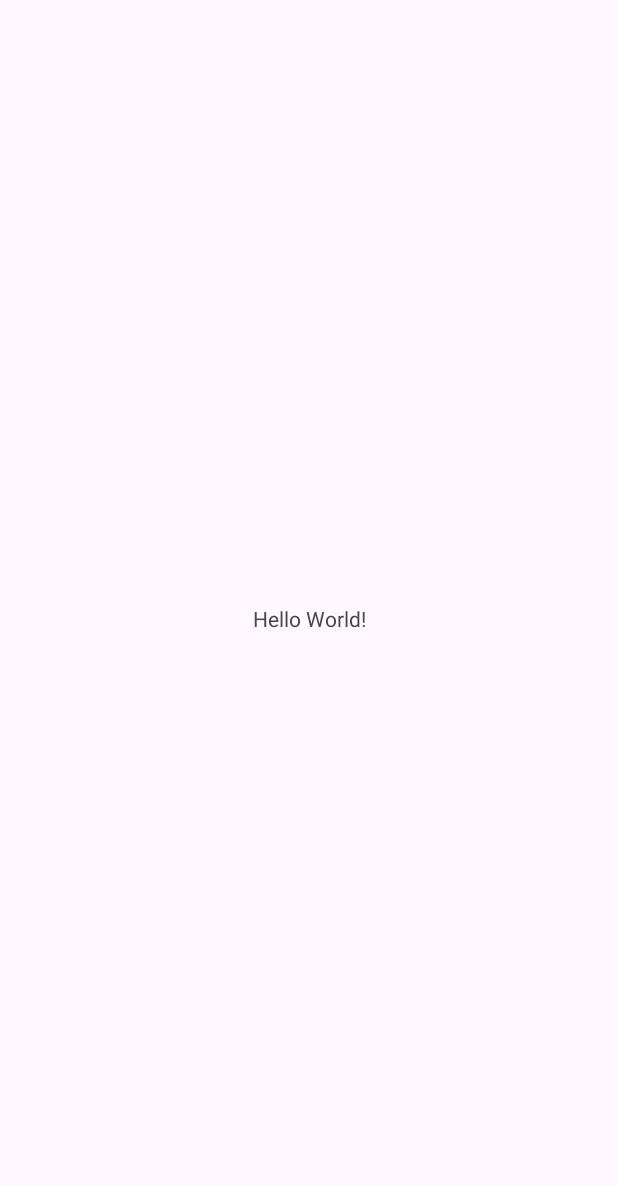
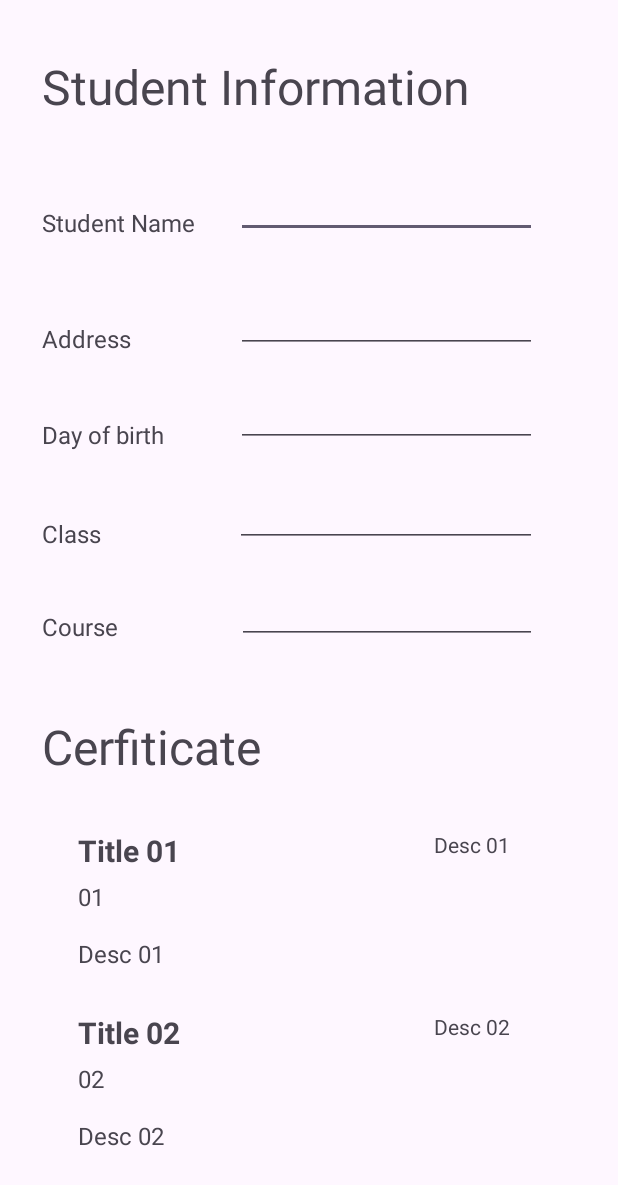
Before and after one commit to nqhop/student-info-management-firebase-firestore-android, an Android app: the screen it shows after launch (MainActivity before the commit, FormActivity after it), on a phone screen of 412 x 824 dp. Before the commit the part shown is almost empty. Shown: the top 1185 px of the screen. Run offline under Robolectric (Android 15) with nearby library versions, the phone set to English and light mode, and no system bars; our stand-ins replace Firebase (no records; nobody signed in at launch, a user with empty details on screens opened directly), data binding.

Commit message:
Create form and add student

```diff
--- a/app/src/main/AndroidManifest.xml
+++ b/app/src/main/AndroidManifest.xml
@@ -13,6 +13,9 @@
         android:theme="@style/Theme.StudentInformationManagement"
         tools:targetApi="31">
         <activity
+            android:name=".activity.FormActivity"
+            android:exported="false" />
+        <activity
             android:name=".MainActivity"
             android:exported="true">
             <intent-filter>
--- a/app/src/main/java/com/example/studentinformationmanagement/MainActivity.java
+++ b/app/src/main/java/com/example/studentinformationmanagement/MainActivity.java
@@ -2,7 +2,10 @@ package com.example.studentinformationmanagement;
 
 import androidx.appcompat.app.AppCompatActivity;
 
+import android.content.Intent;
 import android.os.Bundle;
+
+import com.example.studentinformationmanagement.activity.FormActivity;
 
 public class MainActivity extends AppCompatActivity {
 
@@ -10,5 +13,8 @@ public class MainActivity extends AppCompatActivity {
     protected void onCreate(Bundle savedInstanceState) {
         super.onCreate(savedInstanceState);
         setContentView(R.layout.activity_main);
+        Intent i = new Intent(this, FormActivity.class);
+        i.putExtra("id", "");
+        startActivity(i);
     }
 }
--- /dev/null
+++ b/app/src/main/java/com/example/studentinformationmanagement/activity/FormActivity.java
@@ -0,0 +1,109 @@
+package com.example.studentinformationmanagement.activity;
+
+import androidx.annotation.NonNull;
+import androidx.appcompat.app.AppCompatActivity;
+import androidx.databinding.DataBindingUtil;
+import androidx.recyclerview.widget.LinearLayoutManager;
+
+import android.content.Intent;
+import android.os.Bundle;
+import android.util.Log;
+import android.widget.Toast;
+
+import com.example.studentinformationmanagement.R;
+import com.example.studentinformationmanagement.adapter.CertificateAdapter;
+import com.example.studentinformationmanagement.databinding.ActivityFormBinding;
+import com.example.studentinformationmanagement.model.Certificate;
+import com.example.studentinformationmanagement.model.Student;
+import com.google.android.gms.tasks.OnCompleteListener;
+import com.google.android.gms.tasks.OnFailureListener;
+import com.google.android.gms.tasks.OnSuccessListener;
+import com.google.android.gms.tasks.Task;
+import com.google.firebase.firestore.CollectionReference;
+import com.google.firebase.firestore.DocumentReference;
+import com.google.firebase.firestore.DocumentSnapshot;
+import com.google.firebase.firestore.FirebaseFirestore;
+
+import java.util.ArrayList;
+import java.util.Arrays;
+
+public class FormActivity extends AppCompatActivity {
+    private ActivityFormBinding activityFormBinding;
+    private FirebaseFirestore db = FirebaseFirestore.getInstance();
+    private CollectionReference collectionReference = db.collection("Students");
+    private CertificateAdapter certificateAdapter;
+    Student formStudent;
+    @Override
+    protected void onCreate(Bundle savedInstanceState) {
+        super.onCreate(savedInstanceState);
+        setContentView(R.layout.activity_form);
+
+        formStudent = new Student();
+        activityFormBinding = DataBindingUtil.setContentView(this, R.layout.activity_form);
+
+        activityFormBinding.addBtn.setOnClickListener(v -> {
+            addStudent(formStudent);
+            Toast.makeText(this,  "Complete", Toast.LENGTH_SHORT).show();
+        });
+
+
+        Intent intent = getIntent();
+        String id = intent.getStringExtra("id");
+
+        assert id != null;
+        if(id.isEmpty()) {
+            activityFormBinding.setStudent(formStudent);
+        } else {
+            getStudent(id);
+        }
+
+//        Integer id, String title, String description, String date
+
+        ArrayList<Certificate> itemList = new ArrayList<>(
+                Arrays.asList(new Certificate("01", "Title 01", "Desc 01", "01/01/2001"),
+                        new Certificate("02", "Title 02", "Desc 02", "02/01/2001")
+                        )
+        );
+
+
+        LinearLayoutManager layoutManager = new LinearLayoutManager(this);
+        activityFormBinding.recyclerView.setLayoutManager(layoutManager);
+
+        certificateAdapter = new CertificateAdapter(itemList);
+        activityFormBinding.recyclerView.setAdapter(certificateAdapter);
+    }
+
+    public void addStudent(Student student) {
+        collectionReference.add(student)
+                .addOnSuccessListener(documentReference -> {
+                    // Data added successfully
+                    Log.d("Firestore", "DocumentSnapshot added with ID: " + documentReference.getId());
+                })
+                .addOnFailureListener(e -> {
+                    // Handle errors
+                    Log.w("Firestore", "Error adding document", e);
+                });
+    }
+
+
+    public void getStudent(String collectionId) {
+        collectionReference
+                .document(collectionId)
+                .get()
+                .addOnCompleteListener(task -> {
+                    if (task.isSuccessful()) {
+                        DocumentSnapshot document = task.getResult();
+                        if (document.exists()) {
+                            // Convert the document to your data model
+                            Student data = document.toObject(Student.class);
+                            Log.d("Test", "Document data: " + data.toString());
+                            activityFormBinding.setStudent(data);
+                        } else {
+                            Log.d("Test", "No such document");
+                        }
+                    } else {
+                        Log.w("Test", "Error getting document", task.getException());
+                    }
+                });
+    }
+}
--- /dev/null
+++ b/app/src/main/java/com/example/studentinformationmanagement/adapter/CertificateAdapter.java
@@ -0,0 +1,58 @@
+package com.example.studentinformationmanagement.adapter;
+
+import android.view.LayoutInflater;
+import android.view.View;
+import android.view.ViewGroup;
+import android.widget.TextView;
+
+import androidx.annotation.NonNull;
+import androidx.recyclerview.widget.RecyclerView;
+
+import com.example.studentinformationmanagement.R;
+import com.example.studentinformationmanagement.model.Certificate;
+
+import org.w3c.dom.Text;
+
+import java.util.List;
+
+public class CertificateAdapter extends RecyclerView.Adapter<CertificateAdapter.CertificateHolder> {
+
+    private List<Certificate> certificateList;
+
+    public CertificateAdapter(List<Certificate> certificateList) {
+        this.certificateList = certificateList;
+    }
+
+    @NonNull
+    @Override
+    public CertificateHolder onCreateViewHolder(@NonNull ViewGroup parent, int viewType) {
+        View itemView = LayoutInflater.from(parent.getContext())
+                .inflate(R.layout.certificate, parent,false);
+        return new CertificateHolder(itemView);
+    }
+
+    @Override
+    public void onBindViewHolder(@NonNull CertificateHolder holder, int position) {
+        Certificate cer = certificateList.get(position);
+        holder.idText.setText(cer.getId());
+        holder.titleText.setText(cer.getTitle());
+        holder.descriptionText.setText(cer.getDescription());
+        holder.dateText.setText(cer.getDescription());
+    }
+
+    @Override
+    public int getItemCount() {
+        return certificateList.size();
+    }
+
+    public class  CertificateHolder extends RecyclerView.ViewHolder {
+        TextView idText, titleText, descriptionText, dateText;
+        public CertificateHolder(@NonNull View itemView) {
+            super(itemView);
+            idText = itemView.findViewById(R.id.cert_id);
+            titleText = itemView.findViewById(R.id.cert_title);
+            descriptionText = itemView.findViewById(R.id.cert_description);
+            dateText = itemView.findViewById(R.id.cert_date);
+        }
+    }
+}
--- /dev/null
+++ b/app/src/main/java/com/example/studentinformationmanagement/model/Certificate.java
@@ -0,0 +1,50 @@
+package com.example.studentinformationmanagement.model;
+
+public class Certificate {
+    String id;
+    String title;
+    String description;
+    String date;
+
+    public Certificate() {
+    }
+
+    public Certificate(String id, String title, String description, String date) {
+        this.id = id;
+        this.title = title;
+        this.description = description;
+        this.date = date;
+    }
+
+    public String getId() {
+        return id;
+    }
+
+    public void setId(String id) {
+        this.id = id;
+    }
+
+    public String getTitle() {
+        return title;
+    }
+
+    public void setTitle(String title) {
+        this.title = title;
+    }
+
+    public String getDescription() {
+        return description;
+    }
+
+    public void setDescription(String description) {
+        this.description = description;
+    }
+
+    public String getDate() {
+        return date;
+    }
+
+    public void setDate(String date) {
+        this.date = date;
+    }
+}
--- /dev/null
+++ b/app/src/main/java/com/example/studentinformationmanagement/model/Student.java
@@ -0,0 +1,70 @@
+package com.example.studentinformationmanagement.model;
+
+import androidx.databinding.BaseObservable;
+import androidx.databinding.Bindable;
+
+import com.example.studentinformationmanagement.BR;
+
+public class Student extends BaseObservable {
+    String name;
+    String address;
+    String dayOfBirth;
+    String classroom;
+    String course;
+    public Student (){
+    }
+
+    public Student(String name, String address, String dayOfBirth, String classroom, String course) {
+        this.name = name;
+        this.address = address;
+        this.dayOfBirth = dayOfBirth;
+        this.classroom = classroom;
+        this.course = course;
+    }
+
+    @Bindable
+    public String getName() {
+        return name;
+    }
+
+    public void setName(String name) {
+        this.name = name;
+        notifyPropertyChanged(BR.name);
+    }
+    @Bindable
+    public String getAddress() {
+        return address;
+    }
+
+    public void setAddress(String address) {
+        this.address = address;
+        notifyPropertyChanged(BR.address);
+    }
+    @Bindable
+    public String getDayOfBirth() {
+        return dayOfBirth;
+    }
+
+    public void setDayOfBirth(String dayOfBirth) {
+        this.dayOfBirth = dayOfBirth;
+        notifyPropertyChanged(BR.dayOfBirth);
+    }
+    @Bindable
+    public String getClassroom() {
+        return classroom;
+    }
+
+    public void setClassroom(String classroom) {
+        this.classroom = classroom;
+        notifyPropertyChanged(BR.classroom);
+    }
+    @Bindable
+    public String getCourse() {
+        return course;
+    }
+
+    public void setCourse(String course) {
+        this.course = course;
+        notifyPropertyChanged(BR.course);
+    }
+}
--- /dev/null
+++ b/app/src/main/res/layout/activity_form.xml
@@ -0,0 +1,191 @@
+<?xml version="1.0" encoding="utf-8"?>
+
+
+<layout xmlns:android="http://schemas.android.com/apk/res/android"
+    xmlns:app="http://schemas.android.com/apk/res-auto"
+    xmlns:tools="http://schemas.android.com/tools">
+    <data>
+        <variable
+            name="student"
+            type="com.example.studentinformationmanagement.model.Student" />
+    </data>
+
+    <ScrollView
+        android:layout_width="match_parent"
+        android:layout_height="match_parent">
+<androidx.constraintlayout.widget.ConstraintLayout
+    android:layout_width="match_parent"
+    android:layout_height="match_parent"
+    android:paddingBottom="30dp"
+    >
+
+    <TextView
+        android:id="@+id/textView"
+        android:layout_width="wrap_content"
+        android:layout_height="wrap_content"
+        android:layout_marginStart="28dp"
+        android:layout_marginTop="36dp"
+        android:text="Student Information"
+        android:textSize="32sp"
+        app:layout_constraintStart_toStartOf="parent"
+        app:layout_constraintTop_toTopOf="parent" />
+
+    <TextView
+        android:id="@+id/textView2"
+        android:layout_width="wrap_content"
+        android:layout_height="wrap_content"
+        android:layout_marginStart="28dp"
+        android:layout_marginTop="476dp"
+        android:text="Cerfiticate"
+        android:textSize="32sp"
+        app:layout_constraintStart_toStartOf="parent"
+        app:layout_constraintTop_toTopOf="parent" />
+
+    <TextView
+        android:id="@+id/textView3"
+        android:layout_width="wrap_content"
+        android:layout_height="wrap_content"
+        android:layout_marginStart="28dp"
+        android:layout_marginTop="137dp"
+        android:layout_marginEnd="27dp"
+        android:text="Student Name"
+        android:textSize="16sp"
+        app:layout_constraintEnd_toStartOf="@+id/name"
+        app:layout_constraintStart_toStartOf="parent"
+        app:layout_constraintTop_toTopOf="parent" />
+
+    <EditText
+        android:id="@+id/name"
+        android:layout_width="0dp"
+        android:layout_height="wrap_content"
+        android:layout_marginEnd="54dp"
+        android:textSize="16sp"
+        android:text="@={student.name}"
+        app:layout_constraintBottom_toTopOf="@+id/textView3"
+        app:layout_constraintEnd_toEndOf="parent"
+        app:layout_constraintStart_toEndOf="@+id/textView3"
+        app:layout_constraintTop_toTopOf="@+id/textView3" />
+
+    <TextView
+        android:id="@+id/addressText"
+        android:layout_width="wrap_content"
+        android:layout_height="wrap_content"
+        android:layout_marginStart="28dp"
+        android:layout_marginTop="55dp"
+        android:layout_marginEnd="70dp"
+        android:text="Address"
+        android:textSize="16sp"
+        app:layout_constraintEnd_toStartOf="@+id/address"
+        app:layout_constraintStart_toStartOf="parent"
+        app:layout_constraintTop_toBottomOf="@+id/textView3" />
+
+    <EditText
+        android:id="@+id/address"
+        android:layout_width="0dp"
+        android:layout_height="wrap_content"
+        android:layout_marginTop="34dp"
+        android:layout_marginEnd="54dp"
+        android:textSize="16sp"
+        android:text="@={student.address}"
+        app:layout_constraintEnd_toEndOf="parent"
+        app:layout_constraintStart_toEndOf="@+id/addressText"
+        app:layout_constraintTop_toBottomOf="@+id/name" />
+
+    <TextView
+        android:id="@+id/textView5"
+        android:layout_width="wrap_content"
+        android:layout_height="wrap_content"
+        android:layout_marginStart="28dp"
+        android:layout_marginTop="42dp"
+        android:layout_marginEnd="47dp"
+        android:text="Day of birth"
+        android:textSize="16sp"
+        app:layout_constraintEnd_toStartOf="@+id/dayOfBirth"
+        app:layout_constraintStart_toStartOf="parent"
+        app:layout_constraintTop_toBottomOf="@+id/addressText" />
+
+    <EditText
+        android:id="@+id/dayOfBirth"
+        android:layout_width="0dp"
+        android:layout_height="wrap_content"
+        android:layout_marginTop="20dp"
+        android:layout_marginEnd="54dp"
+        android:textSize="16sp"
+        android:text="@={student.dayOfBirth}"
+        app:layout_constraintEnd_toEndOf="parent"
+        app:layout_constraintStart_toEndOf="@+id/textView5"
+        app:layout_constraintTop_toBottomOf="@+id/address" />
+
+    <TextView
+        android:id="@+id/textView6"
+        android:layout_width="wrap_content"
+        android:layout_height="wrap_content"
+        android:layout_marginStart="28dp"
+        android:layout_marginTop="44dp"
+        android:layout_marginEnd="89dp"
+        android:text="Class"
+        android:textSize="16sp"
+        app:layout_constraintEnd_toStartOf="@+id/classroom"
+        app:layout_constraintStart_toStartOf="parent"
+        app:layout_constraintTop_toBottomOf="@+id/textView5" />
+
+    <EditText
+        android:id="@+id/classroom"
+        android:layout_width="0dp"
+        android:layout_height="wrap_content"
+        android:layout_marginTop="24dp"
+        android:layout_marginEnd="54dp"
+        android:textSize="16sp"
+        android:text="@={student.classroom}"
+        app:layout_constraintEnd_toEndOf="parent"
+        app:layout_constraintStart_toEndOf="@+id/textView6"
+        app:layout_constraintTop_toBottomOf="@+id/dayOfBirth" />
+
+    <TextView
+        android:id="@+id/textView7"
+        android:layout_width="wrap_content"
+        android:layout_height="wrap_content"
+        android:layout_marginStart="28dp"
+        android:layout_marginTop="40dp"
+        android:layout_marginEnd="79dp"
+        android:text="Course"
+        android:textSize="16sp"
+        app:layout_constraintEnd_toStartOf="@+id/course"
+        app:layout_constraintStart_toStartOf="parent"
+        app:layout_constraintTop_toBottomOf="@+id/textView6" />
+
+    <EditText
+        android:id="@+id/course"
+        android:layout_width="0dp"
+        android:layout_height="wrap_content"
+        android:layout_marginTop="22dp"
+        android:layout_marginEnd="54dp"
+        android:textSize="16sp"
+        android:text="@={student.course}"
+        app:layout_constraintEnd_toEndOf="parent"
+        app:layout_constraintStart_toEndOf="@+id/textView7"
+        app:layout_constraintTop_toBottomOf="@+id/classroom" />
+
+    <androidx.recyclerview.widget.RecyclerView
+        android:id="@+id/recyclerView"
+        android:layout_width="match_parent"
+        android:layout_height="wrap_content"
+        android:layout_marginStart="26dp"
+        android:layout_marginTop="20dp"
+        android:layout_marginEnd="26dp"
+        app:layout_constraintEnd_toEndOf="parent"
+        app:layout_constraintStart_toStartOf="parent"
+        app:layout_constraintTop_toBottomOf="@+id/textView2" />
+
+    <Button
+        android:id="@+id/add_btn"
+        android:layout_width="wrap_content"
+        android:layout_height="wrap_content"
+        android:layout_marginTop="40dp"
+        android:layout_marginEnd="24dp"
+        android:text="Add Student"
+        app:layout_constraintEnd_toEndOf="parent"
+        app:layout_constraintTop_toBottomOf="@+id/recyclerView" />
+</androidx.constraintlayout.widget.ConstraintLayout>
+</ScrollView>
+</layout>
--- /dev/null
+++ b/app/src/main/res/layout/certificate.xml
@@ -0,0 +1,52 @@
+<?xml version="1.0" encoding="utf-8"?>
+<androidx.constraintlayout.widget.ConstraintLayout xmlns:android="http://schemas.android.com/apk/res/android"
+    xmlns:app="http://schemas.android.com/apk/res-auto"
+    xmlns:tools="http://schemas.android.com/tools"
+    android:layout_width="match_parent"
+    android:layout_height="wrap_content"
+    android:paddingBottom="14dp"
+    >
+
+    <TextView
+        android:id="@+id/cert_title"
+        android:layout_width="wrap_content"
+        android:layout_height="wrap_content"
+        android:layout_marginStart="26dp"
+        android:layout_marginTop="14dp"
+        android:text="Cerfiticate 01"
+        android:textSize="20sp"
+        android:textStyle="bold"
+        app:layout_constraintStart_toStartOf="parent"
+        app:layout_constraintTop_toTopOf="parent" />
+
+    <TextView
+        android:id="@+id/cert_id"
+        android:layout_width="wrap_content"
+        android:layout_height="wrap_content"
+        android:layout_marginTop="6dp"
+        android:text="id : #141516155"
+        android:textSize="16sp"
+        app:layout_constraintStart_toStartOf="@+id/cert_title"
+        app:layout_constraintTop_toBottomOf="@+id/cert_title" />
+
+    <TextView
+        android:id="@+id/cert_date"
+        android:layout_width="wrap_content"
+        android:layout_height="wrap_content"
+        android:layout_marginTop="14dp"
+        android:layout_marginEnd="46dp"
+        android:text="02/02/2022"
+        app:layout_constraintEnd_toEndOf="parent"
+        app:layout_constraintTop_toTopOf="parent" />
+
+    <TextView
+        android:id="@+id/cert_description"
+        android:layout_width="wrap_content"
+        android:layout_height="wrap_content"
+        android:layout_marginTop="16dp"
+        android:text="Gold medal"
+        android:textSize="16dp"
+        app:layout_constraintStart_toStartOf="@+id/cert_id"
+        app:layout_constraintTop_toBottomOf="@+id/cert_id" />
+
+</androidx.constraintlayout.widget.ConstraintLayout>
```
Also changed, not shown: app/build.gradle.kts (+14 -1 lines).
